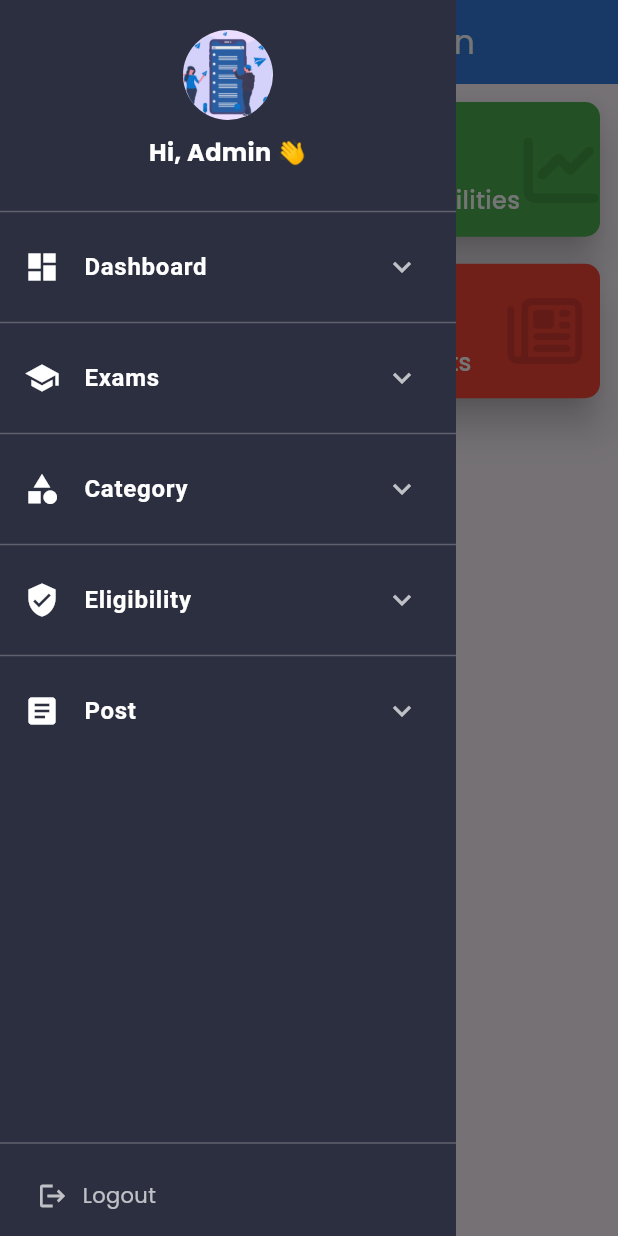
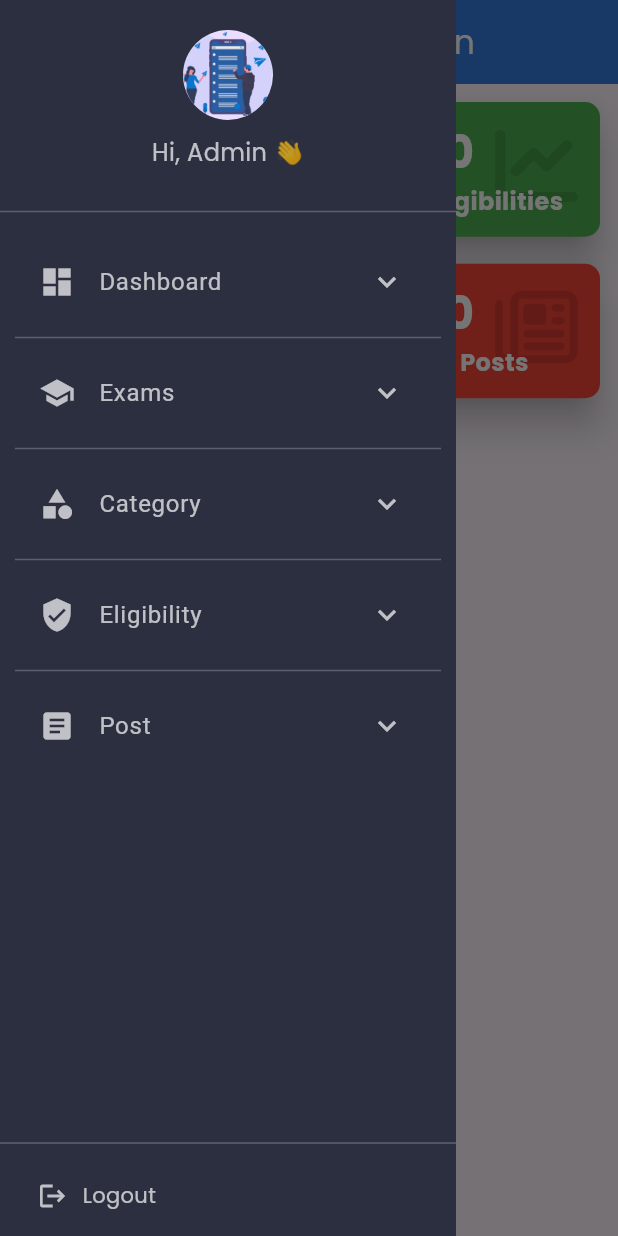
Before and after one commit to LakhtariyaHarsh/adminpanel_examportal, a Flutter app: the Homescreen screen opened by its route, with the side drawer open, on a phone screen of 412 x 824 dp. Run offline on Flutter 3.47's test engine with Material 3 defaults, Android fonts, the phone set to English and light mode, and no system bars; our stand-ins replace dio, font_awesome_flutter, go_router, google_fonts, shared_preferences; accounts and stored records are empty; network calls fail.

Commit message:
update code

```diff
--- a/lib/constants/customdrawer.dart
+++ b/lib/constants/customdrawer.dart
@@ -2,10 +2,18 @@ import 'package:admin_panel/constants/constant.dart';
 import 'package:flutter/material.dart';
 import 'package:go_router/go_router.dart';
 
-class CustomDrawer extends StatelessWidget {
+class CustomDrawer extends StatefulWidget {
   final Function onLogout;
 
-  CustomDrawer({Key? key, required this.onLogout}) : super(key: key);
+  const CustomDrawer({Key? key, required this.onLogout}) : super(key: key);
+
+  @override
+  State<CustomDrawer> createState() => _CustomDrawerState();
+}
+
+class _CustomDrawerState extends State<CustomDrawer> {
+  String? hoveredMenu;
+  String? hoveredItem;
 
   final Map<String, List<Map<String, String>>> menuItems = {
     "Dashboard": [
@@ -29,26 +37,40 @@ class CustomDrawer extends StatelessWidget {
     ],
   };
 
-  void navigateTo(BuildContext context, String route) {
-    context.push(route);
-  }
-
-  Widget _buildDivider() {
-    return const Divider(color: white24, thickness: 1);
-  }
-
   @override
   Widget build(BuildContext context) {
     return Drawer(
-      shape: const RoundedRectangleBorder(
-        borderRadius:
-            BorderRadius.zero, // Force removal of default border radius
-      ),
+      shape: const RoundedRectangleBorder(borderRadius: BorderRadius.zero),
       child: Container(
         color: const Color(0xFF2C2F3F), // Dark sidebar background
         child: Column(
           children: [
-            Padding(
+            _buildProfileHeader(),
+            _buildDivider(),
+            Flexible(
+              child: Padding(
+                padding: const EdgeInsets.all(10.0),
+                child: ListView.separated(
+                  itemCount: menuItems.keys.length,
+                  itemBuilder: (context, index) {
+                    String sectionTitle = menuItems.keys.elementAt(index);
+                    List<Map<String, String>> sectionItems = menuItems[sectionTitle]!;
+                    return _buildExpandableMenu(context, sectionTitle, sectionItems);
+                  },
+                  separatorBuilder: (context, index) => _buildDivider(),
+                ),
+              ),
+            ),
+            _buildDivider(),
+            _buildDrawerItem(context, Icons.logout, "Logout", "/login", isLogout: true),
+          ],
+        ),
+      ),
+    );
+  }
+
+  Widget _buildProfileHeader() {
+    return Padding(
       padding: const EdgeInsets.all(20.0),
       child: Column(
         mainAxisAlignment: MainAxisAlignment.center,
@@ -60,99 +82,82 @@ class CustomDrawer extends StatelessWidget {
           SizedBox(height: 10),
           Text(
             "Hi, Admin 👋",
-                    style: TextStyle(
-                        color: white,
-                        fontSize: 16,
-                        fontWeight: FontWeight.bold),
+            style: TextStyle(color: white70, fontSize: 16,  ),
           ),
         ],
       ),
+    );
+  }
+
+  Widget _buildDivider() {
+    return const Divider(color: white24, thickness: 1);
+  }
+
+  Widget _buildExpandableMenu(BuildContext context, String title, List<Map<String, String>> items) {
+    bool isHovered = hoveredMenu == title;
+
+    return MouseRegion(
+      onEnter: (_) => setState(() => hoveredMenu = title),
+      onExit: (_) => setState(() => hoveredMenu = null),
+      child: Theme(
+        data: ThemeData().copyWith(dividerColor: Colors.transparent),
+        child: Container(
+          decoration: BoxDecoration(
+            color: isHovered ? Color(0xff494e53) : Colors.transparent,
+            borderRadius: BorderRadius.circular(8),
           ),
-            _buildDivider(),
-            Expanded(
-              child: ListView.separated(
-                itemCount: menuItems.keys.length,
-                itemBuilder: (context, index) {
-                  String sectionTitle = menuItems.keys.elementAt(index);
-                  List<Map<String, String>> sectionItems =
-                      menuItems[sectionTitle]!;
-                  return _buildExpandableMenu(
-                      context, sectionTitle, sectionItems);
-                },
-                separatorBuilder: (context, index) => _buildDivider(),
+          child: ExpansionTile(
+            iconColor: white70,
+            collapsedIconColor: white70,
+            leading: _getIcon(title),
+            title: Text(
+              title,
+              style: const TextStyle(color: white70,  ),
             ),
+            children: items.map((item) {
+              return _buildDrawerItem(context, Icons.circle_outlined, item["title"]!, item["route"]!);
+            }).toList(),
           ),
-            _buildDivider(),
-            _buildDrawerItem(context, Icons.logout, "Logout", "/login",
-                isLogout: true),
-          ],
         ),
       ),
     );
   }
 
-  Widget _buildExpandableMenu(
-      BuildContext context, String title, List<Map<String, String>> items) {
-    return Theme(
-      data: ThemeData().copyWith(dividerColor: transparent),
-      child: ExpansionTile(
-        iconColor: white,
-        collapsedIconColor: white70,
-        leading: _getIcon(title),
-        title: Text(
-          title,
-          style: const TextStyle(color: white, fontWeight: FontWeight.bold),
-        ),
-        children: items.map((item) {
-          return _buildDrawerItem(
-              context, Icons.circle, item["title"]!, item["route"]!);
-        }).toList(),
-      ),
-    );
-  }
+  Widget _buildDrawerItem(BuildContext context, IconData icon, String title, String route, {bool isLogout = false}) {
+    bool isHovered = hoveredItem == title;
+    bool isSelected = GoRouter.of(context).routerDelegate.currentConfiguration.fullPath == route;
 
-  Widget _buildDrawerItem(
-      BuildContext context, IconData icon, String title, String route,
-      {bool isLogout = false}) {
-    bool isSelected =
-        GoRouter.of(context).routerDelegate.currentConfiguration.fullPath ==
-            route;
-
-    return Padding(
+    return MouseRegion(
+      onEnter: (_) => setState(() => hoveredItem = title),
+      onExit: (_) => setState(() => hoveredItem = null),
+      child: Padding(
         padding: const EdgeInsets.symmetric(horizontal: 10, vertical: 5),
-      child: MouseRegion(
-        onEnter: (_) => {},
-        onExit: (_) => {},
         child: InkWell(
           borderRadius: BorderRadius.circular(8),
           onTap: () {
-            if (isLogout) {
-              onLogout();
-            }
+            if (isLogout) widget.onLogout();
             context.go(route);
           },
           child: AnimatedContainer(
             duration: const Duration(milliseconds: 200),
             curve: Curves.easeInOut,
             decoration: BoxDecoration(
-              color: isSelected ? blue.withOpacity(0.9) : transparent,
+              color: isHovered
+                  ? Color(0xff6d7175)
+                  : isSelected
+                      ? blue.withOpacity(0.9)
+                      : Colors.transparent,
               borderRadius: BorderRadius.circular(8),
             ),
             padding: const EdgeInsets.symmetric(vertical: 12, horizontal: 15),
             child: Row(
               children: [
-                Icon(
-                  icon,
-                  color: isSelected ? white : white70,
-                  size: 20,
-                ),
+                Icon(icon, color: isSelected ?  white: white70, size: 20),
                 const SizedBox(width: 10),
                 Text(
                   title,
                   style: TextStyle(
-                    color: isSelected ? white : white70,
-                    fontWeight:
-                        isSelected ? FontWeight.bold : FontWeight.normal,
+                    color: isSelected ?  white: white70,
                   ),
                 ),
               ],
@@ -166,15 +171,15 @@ class CustomDrawer extends StatelessWidget {
   Icon _getIcon(String title) {
     switch (title) {
       case "Exams":
-        return Icon(Icons.school, color: white);
+        return Icon(Icons.school, color:  white70);
       case "Category":
-        return Icon(Icons.category, color: white);
+        return Icon(Icons.category, color:  white70);
       case "Eligibility":
-        return Icon(Icons.verified_user, color: white);
+        return Icon(Icons.verified_user, color:  white70);
       case "Post":
-        return Icon(Icons.article, color: white);
+        return Icon(Icons.article, color:  white70);
       default:
-        return Icon(Icons.dashboard, color: white);
+        return Icon(Icons.dashboard, color:  white70);
     }
   }
 }
--- a/lib/views/homescreen.dart
+++ b/lib/views/homescreen.dart
@@ -32,8 +32,8 @@ class _HomescreenState extends State<Homescreen> {
 
     final double screenWidth = MediaQuery.of(context).size.width;
     bool isMobile = screenWidth < 600;
-    bool isTablet = screenWidth < 1140;
-    bool isDesktop = screenWidth >= 1140;
+    bool isTablet = screenWidth < 1100;
+    bool isDesktop = screenWidth >= 1100;
 
     return Scaffold(
       appBar: AppBar(
@@ -62,9 +62,7 @@ class _HomescreenState extends State<Homescreen> {
               : SizedBox(),
           Expanded(
             child: Padding(
-              padding: EdgeInsets.all(isMobile
-                  ? 8
-                  : 15.0),
+              padding: EdgeInsets.all(isMobile ? 8 : 15.0),
               child: GridView.builder(
                 gridDelegate: SliverGridDelegateWithFixedCrossAxisCount(
                   crossAxisCount: isMobile
@@ -111,30 +109,37 @@ class _HomescreenState extends State<Homescreen> {
                     shape: RoundedRectangleBorder(
                       borderRadius: BorderRadius.circular(10.0),
                     ),
-                    child: Row(
-                      crossAxisAlignment: CrossAxisAlignment.center,
-                      mainAxisAlignment: MainAxisAlignment.spaceAround,
+                    child: Stack(
                       children: [
-                        Column(
+                        Positioned(
+                          top: 15,
+                          right: 15,
+                          child: Icon(
+                            cardData[index]['icon'],
+                            size: 55,
+                            color: black12,
+                          ),
+                        ),
+                        Center(
+                          child: Column(
                             mainAxisAlignment: MainAxisAlignment.center,
                             crossAxisAlignment: CrossAxisAlignment.center,
-
                             children: [
                               Text(
                                 cardData[index]['count'].toString(),
                                 style: TextStyle(
-                                fontSize: 26,
+                                  fontSize: 30,
                                   fontWeight: FontWeight.bold,
                                   color: Colors.white,
                                 ),
                               ),
-                            SizedBox(height: 5),
+                              // SizedBox(height: 5),
                               Flexible(
                                 child: Text(
                                   cardData[index]['title'],
                                   style: TextStyle(
                                     fontSize: 16,
-                                  fontWeight: FontWeight.w500,
+                                    fontWeight: FontWeight.bold,
                                     color: Colors.white,
                                   ),
                                   overflow: TextOverflow.ellipsis,
@@ -142,10 +147,6 @@ class _HomescreenState extends State<Homescreen> {
                               ),
                             ],
                           ),
-                        Icon(
-                          cardData[index]['icon'],
-                          size: 50,
-                          color: black12,
                         ),
                       ],
                     ),
```
Lines whose indentation alone changed are shown as unchanged.
